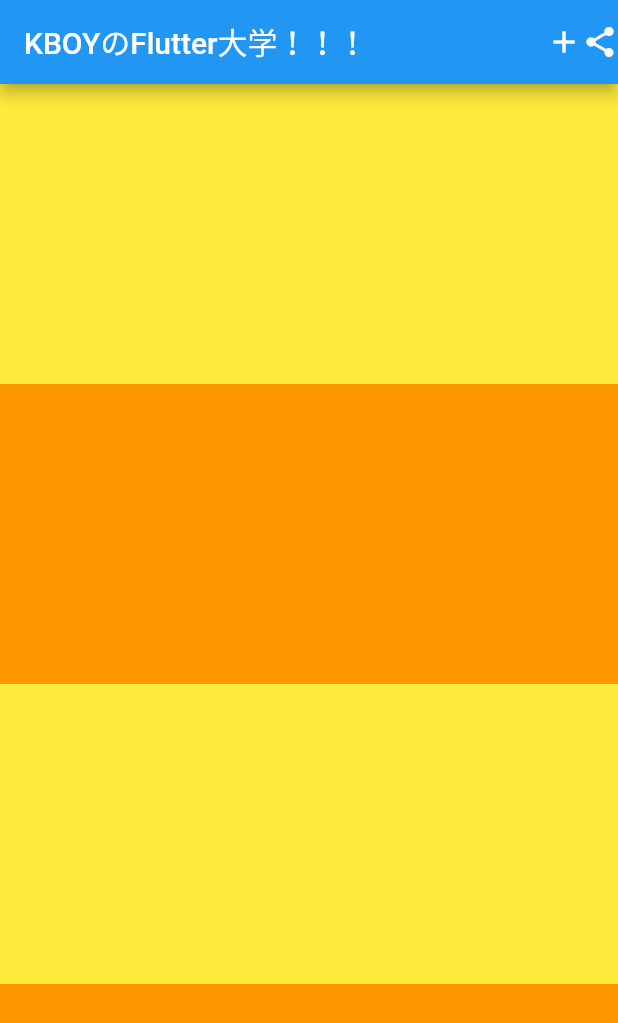
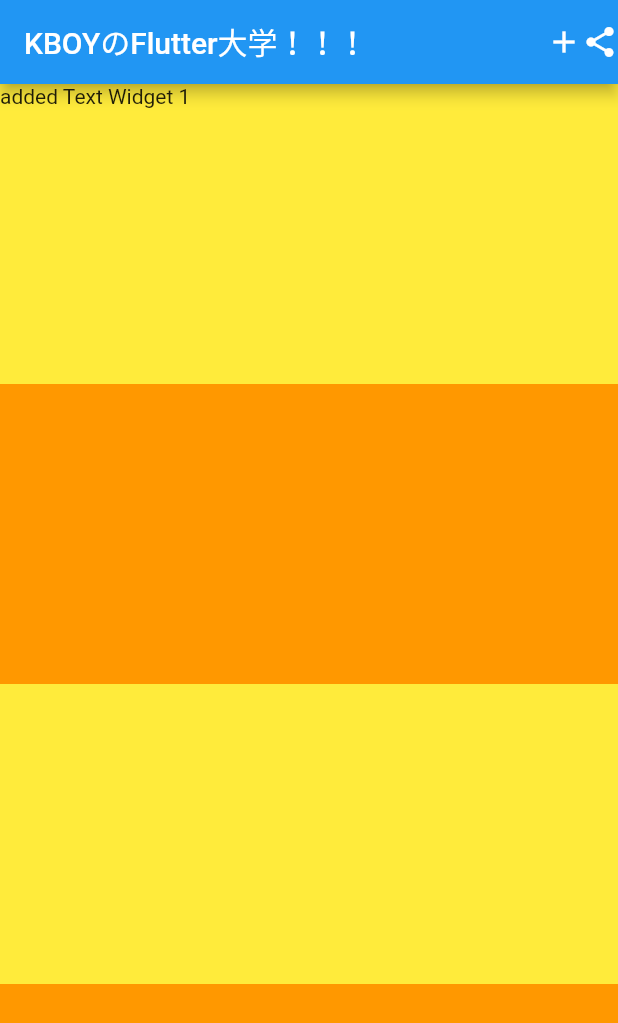
Before and after one commit to yuhgo/flutter-application-1, a Flutter app: the screen it shows after launch, on a phone screen of 412 x 824 dp. Shown: the top 1023 px of the screen. Run offline on Flutter 3.47's test engine with Material 2 defaults, Android fonts, the phone set to English and light mode, and no system bars.

Commit message:
added Text Widget 1

```diff
--- a/lib/main.dart
+++ b/lib/main.dart
@@ -56,6 +56,7 @@ class _MyHomePageState extends State<MyHomePage> {
               width: 160.0,
               height: 200,
               color: Colors.yellow,
+              child: const Text('added Text Widget 1'),
             ),
             Container(
               width: 160.0,
```
